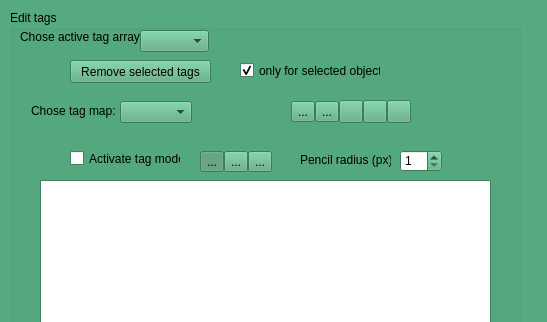
The window that MorphoDig/Qt/mqEditTagsDialog.ui (morphomuseum/MorphoDig) describes before a commit, drawn with Qt 5; both pictures show x 0 to 547 and y 0 to 322 of the 547 by 778 pixel window.
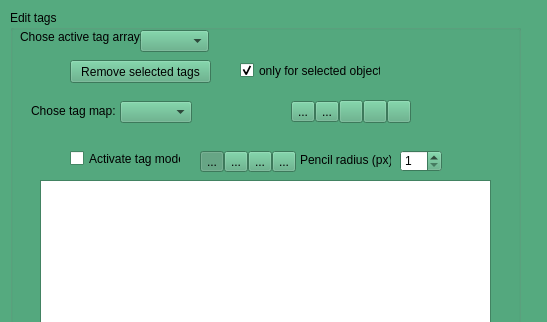
The same window after the commit. Icons and pictures are not drawn.

Commit message: Rubber band cut and tag

Diff of the .ui file:
```diff
--- a/MorphoDig/Qt/mqEditTagsDialog.ui
+++ b/MorphoDig/Qt/mqEditTagsDialog.ui
@@ -734,7 +734,7 @@
      <rect>
       <x>190</x>
       <y>140</y>
-      <width>73</width>
+      <width>96</width>
       <height>24</height>
      </rect>
     </property>
@@ -784,6 +784,17 @@
        </property>
       </widget>
      </item>
+     <item>
+      <widget class="QToolButton" name="rubberOn">
+       <property name="text">
+        <string>...</string>
+       </property>
+       <property name="icon">
+        <iconset resource="../Icons/icons.qrc">
+         <normaloff>:/Icons/rubber_mode_keepinside.png</normaloff>:/Icons/rubber_mode_keepinside.png</iconset>
+       </property>
+      </widget>
+     </item>
     </layout>
    </widget>
    <widget class="QCheckBox" name="activateTagMode">
```
The commit also changes 11 other files.
